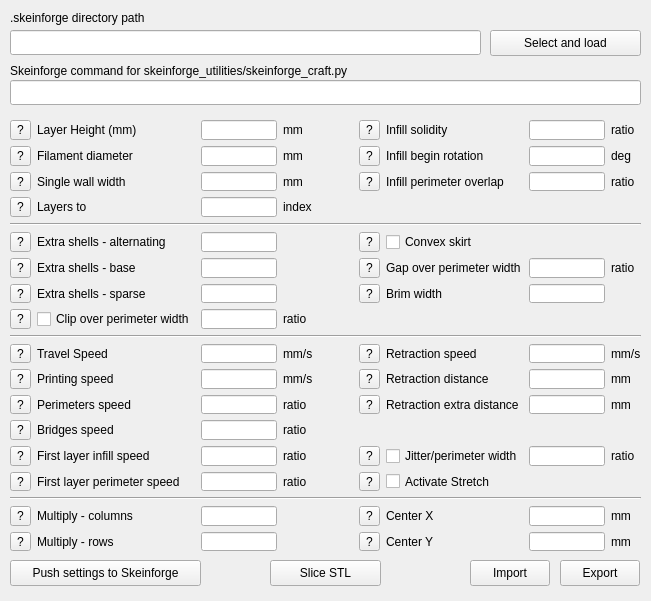
First picture: the form in skeingui.ui, repository acc-/SkeinGUI, before the edit.
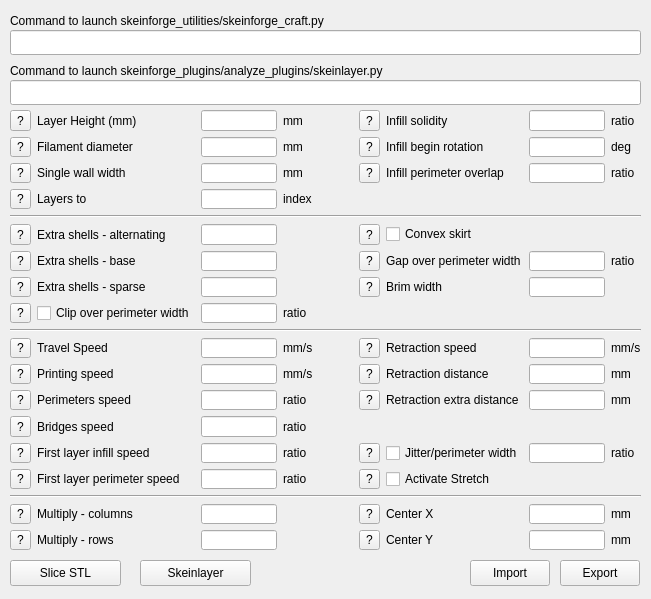
Second picture: the form after the edit.

Commit message: code cleanup, GUI improvements, skeinlayer support

What changed in the file:
```diff
--- a/skeingui.ui
+++ b/skeingui.ui
@@ -7,7 +7,7 @@
     <x>0</x>
     <y>0</y>
     <width>651</width>
-    <height>601</height>
+    <height>599</height>
    </rect>
   </property>
   <property name="windowTitle">
@@ -18,9 +18,9 @@
     <property name="geometry">
      <rect>
       <x>10</x>
-      <y>120</y>
+      <y>110</y>
       <width>631</width>
-      <height>431</height>
+      <height>441</height>
      </rect>
     </property>
     <layout class="QGridLayout" name="gridLayout">
@@ -861,29 +861,6 @@
      </item>
     </layout>
    </widget>
-   <widget class="QLabel" name="label_28">
-    <property name="geometry">
-     <rect>
-      <x>10</x>
-      <y>10</y>
-      <width>271</width>
-      <height>16</height>
-     </rect>
-    </property>
-    <property name="text">
-     <string>.skeinforge directory path</string>
-    </property>
-   </widget>
-   <widget class="QLineEdit" name="skeinforgeDir">
-    <property name="geometry">
-     <rect>
-      <x>10</x>
-      <y>30</y>
-      <width>471</width>
-      <height>25</height>
-     </rect>
-    </property>
-   </widget>
    <widget class="QLabel" name="label_26">
     <property name="geometry">
      <rect>
@@ -894,7 +871,7 @@
      </rect>
     </property>
     <property name="text">
-     <string>Skeinforge command for skeinforge_utilities/skeinforge_craft.py</string>
+     <string>Command to launch skeinforge_plugins/analyze_plugins/skeinlayer.py</string>
     </property>
    </widget>
    <widget class="QLineEdit" name="skeinforgeCommand">
@@ -910,36 +887,10 @@
      <string/>
     </property>
    </widget>
-   <widget class="QPushButton" name="saveButton">
-    <property name="geometry">
-     <rect>
-      <x>10</x>
-      <y>560</y>
-      <width>191</width>
-      <height>26</height>
-     </rect>
-    </property>
-    <property name="text">
-     <string>Push settings to Skeinforge</string>
-    </property>
-   </widget>
-   <widget class="QPushButton" name="selectAndLoadButton">
-    <property name="geometry">
-     <rect>
-      <x>490</x>
-      <y>30</y>
-      <width>151</width>
-      <height>26</height>
-     </rect>
-    </property>
-    <property name="text">
-     <string>Select and load</string>
-    </property>
-   </widget>
    <widget class="QPushButton" name="sliceButton">
     <property name="geometry">
      <rect>
-      <x>270</x>
+      <x>10</x>
       <y>560</y>
       <width>111</width>
       <height>26</height>
@@ -975,6 +926,45 @@
      <string>Import</string>
     </property>
    </widget>
+   <widget class="QLineEdit" name="craftCommand">
+    <property name="geometry">
+     <rect>
+      <x>10</x>
+      <y>30</y>
+      <width>631</width>
+      <height>25</height>
+     </rect>
+    </property>
+    <property name="text">
+     <string/>
+    </property>
+   </widget>
+   <widget class="QLabel" name="label_27">
+    <property name="geometry">
+     <rect>
+      <x>10</x>
+      <y>10</y>
+      <width>451</width>
+      <height>21</height>
+     </rect>
+    </property>
+    <property name="text">
+     <string>Command to launch skeinforge_utilities/skeinforge_craft.py</string>
+    </property>
+   </widget>
+   <widget class="QPushButton" name="skeinlayerButton">
+    <property name="geometry">
+     <rect>
+      <x>140</x>
+      <y>560</y>
+      <width>111</width>
+      <height>26</height>
+     </rect>
+    </property>
+    <property name="text">
+     <string>Skeinlayer</string>
+    </property>
+   </widget>
   </widget>
  </widget>
  <layoutdefault spacing="6" margin="11"/>
```
Left out of the diff: 7 changed lines with no effect on the pictures. The commit also changes 7 other files.
